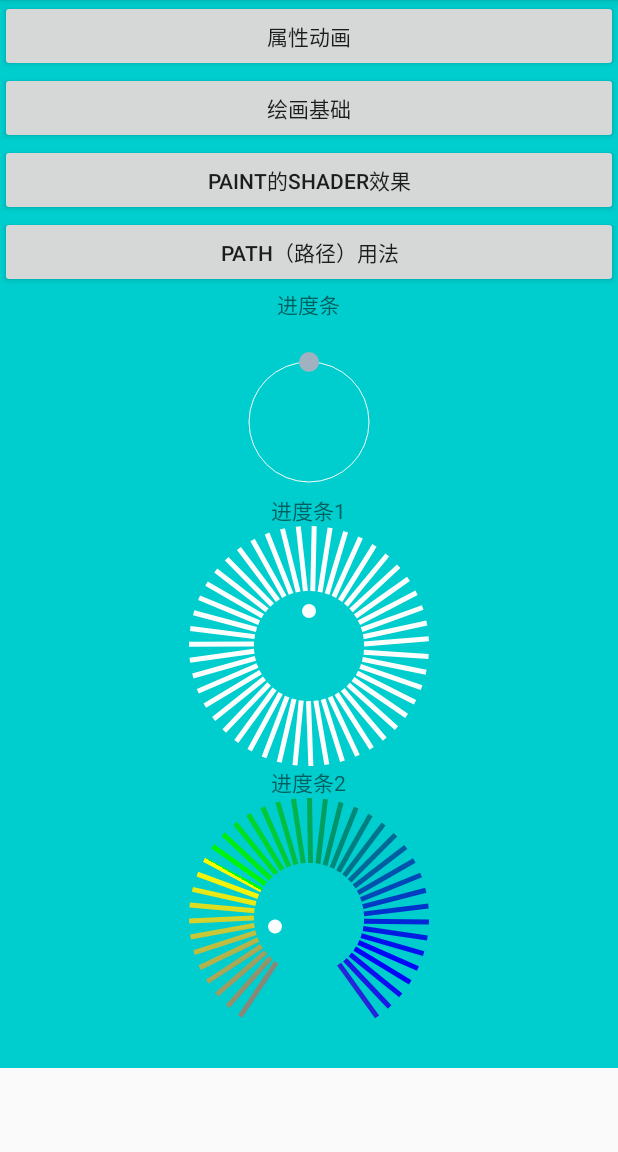
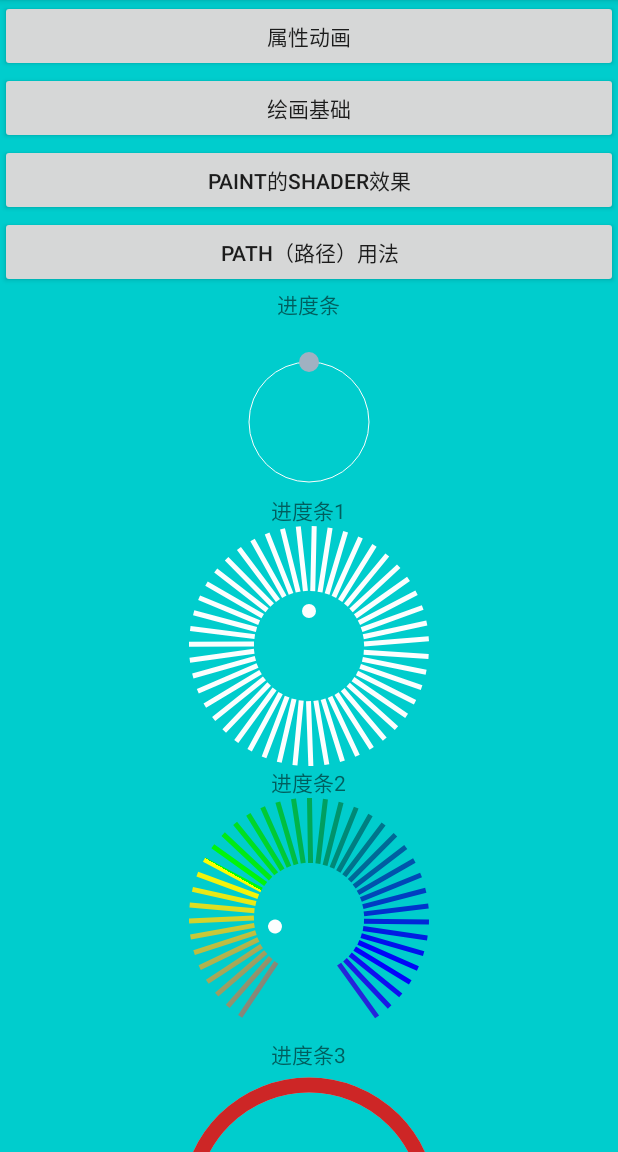
Before and after one commit to SunnyBoolean/EmuiWidgetProject, an Android app: the screen it shows after launch (MainActivity), on a phone screen of 412 x 824 dp, the part 84-1236 px from its top. Run offline under Robolectric (Android 15) with nearby library versions, the phone set to English and light mode, and no system bars.

Commit message:
新增加一个进度条ProgressV1View

```diff
--- a/app/src/main/res/layout/activity_main.xml
+++ b/app/src/main/res/layout/activity_main.xml
@@ -80,6 +80,19 @@
             app:s_titlecolor="#fcfefe"
             app:s_radio="80dp"
             app:s_titleradio="5dp" />
+        <TextView
+            android:layout_width="wrap_content"
+            android:layout_height="wrap_content"
+            android:layout_gravity="center_horizontal"
+            android:text="进度条3" />
+        <com.geo.widget.ProgressV1View
+            android:layout_gravity="center_horizontal"
+            app:pv1_color="#C7C7C7"
+            app:pv1_titlecolor="#CD2626"
+            app:pv1_radio="80dp"
+            app:pv1_titleradio="10dp"
+            android:layout_width="wrap_content"
+            android:layout_height="wrap_content"/>
 
     </LinearLayout>
 </ScrollView>
--- /dev/null
+++ b/lib-view/src/main/java/com/geo/widget/ProgressV1View.java
@@ -0,0 +1,150 @@
+package com.geo.widget;
+
+import android.animation.TypeEvaluator;
+import android.animation.ValueAnimator;
+import android.content.Context;
+import android.content.res.TypedArray;
+import android.graphics.Canvas;
+import android.graphics.Color;
+import android.graphics.Paint;
+import android.graphics.RectF;
+import android.util.AttributeSet;
+import android.view.View;
+
+import com.geostar.liwei.lib_view.R;
+
+import static android.animation.ValueAnimator.AnimatorUpdateListener;
+
+/**
+ * Created by liwei on 2017/5/29.
+ * 进度条样式1
+ */
+
+public class ProgressV1View extends View {
+    //背景框画笔
+    Paint mPaint;
+    //进度条画笔画笔
+    Paint mTitlePaint;
+    CirclePoint currentPoint;
+    //进度条半径，默认是120
+    private int mRadio = 120;
+    //进度条颜色
+    private int mColor = Color.GREEN;
+    //画笔宽度
+    private int mPaintWidth = 20;
+    //小球颜色
+    private int mTitleColor = Color.BLACK;
+
+    public ProgressV1View(Context context) {
+        super(context);
+        initPaint();
+    }
+
+    public ProgressV1View(Context context, AttributeSet attrs) {
+        super(context, attrs);
+        initArrt(context, attrs, 0);
+        initPaint();
+    }
+
+    public ProgressV1View(Context context, AttributeSet attrs, int defStyleAttr) {
+        super(context, attrs, defStyleAttr);
+        initArrt(context, attrs, defStyleAttr);
+        initPaint();
+    }
+
+    private void initArrt(Context context, AttributeSet attrs, int defStyle) {
+        TypedArray a = context.obtainStyledAttributes(attrs,
+                R.styleable.ProgressV1View, defStyle, 0);
+        mRadio = (int) a.getDimension(R.styleable.ProgressV1View_pv1_radio, mRadio);// 半径
+        mColor = (int) a.getColor(
+                R.styleable.ProgressV1View_pv1_color, Color.parseColor("#FF78909C"));// 背景色
+        mPaintWidth = (int) a.getDimension(R.styleable.ProgressV1View_pv1_titleradio, mRadio);//半径
+        mTitleColor = (int) a.getColor(
+                R.styleable.ProgressV1View_pv1_titlecolor, Color.parseColor("#FF78909C"));// 进度条颜色
+        a.recycle();
+    }
+
+    private void initPaint() {
+        mPaint = new Paint();
+        mPaint.setAntiAlias(true);
+        mPaint.setStyle(Paint.Style.STROKE);
+        mPaint.setColor(mColor);
+        mPaint.setStrokeWidth(mPaintWidth);
+
+        mTitlePaint = new Paint();
+        mTitlePaint.setAntiAlias(true);
+        mTitlePaint.setStyle(Paint.Style.STROKE);
+        mTitlePaint.setColor(mTitleColor);
+        mTitlePaint.setStrokeWidth(mPaintWidth);
+        initAnimation();
+    }
+
+    private void initAnimation() {
+        final ValueAnimator animator = ValueAnimator.ofObject(new TypeEvaluator() {
+            @Override
+            public Object evaluate(float fraction, Object startValue, Object endValue) {
+                CirclePoint start = (CirclePoint) startValue;
+                CirclePoint end = (CirclePoint) endValue;
+                float startAngle = start.angle;
+                float endAngle = end.angle;
+                float currentAngle = startAngle + (endAngle - startAngle) * fraction;
+                return new CirclePoint(currentAngle);
+            }
+        }, new CirclePoint(0), new CirclePoint(360));
+
+        animator.addUpdateListener(new AnimatorUpdateListener() {
+            @Override
+            public void onAnimationUpdate(ValueAnimator valueAnimator) {
+                currentPoint = (CirclePoint) valueAnimator.getAnimatedValue();
+                invalidate();
+            }
+        });
+
+        animator.setRepeatCount(-1);//无限重复
+        animator.setDuration(1200);
+        animator.start();
+    }
+
+    @Override
+    protected void onDraw(Canvas canvas) {
+        super.onDraw(canvas);
+        int x = getMeasuredWidth() / 2;
+        int y = getMeasuredHeight() / 2;
+        canvas.drawCircle(x, y, mRadio, mPaint);
+        RectF rect = new RectF(mPaintWidth,mPaintWidth,x*2-mPaintWidth,y*2-mPaintWidth);
+        canvas.drawArc(rect,currentPoint.angle,currentPoint.angle,false,mTitlePaint);
+    }
+
+    private class CirclePoint {
+        float angle;
+
+        public CirclePoint(float angle) {
+            this.angle = angle;
+        }
+    }
+
+    @Override
+    protected void onMeasure(int widthMeasureSpec, int heightMeasureSpec) {
+        int widthMode = MeasureSpec.getMode(widthMeasureSpec);
+        int widthSize = MeasureSpec.getSize(widthMeasureSpec);
+        int heightMode = MeasureSpec.getMode(heightMeasureSpec);
+        int heightSize = MeasureSpec.getSize(heightMeasureSpec);
+        int width;
+        int height;
+        if (widthMode == MeasureSpec.EXACTLY) {
+            width = widthSize;
+        } else {
+            int desired = (int) (getPaddingLeft() + getPaddingRight()) + mRadio * 2 + mPaintWidth * 2;
+            width = desired;
+        }
+
+        if (heightMode == MeasureSpec.EXACTLY) {
+            height = heightSize;
+        } else {
+            int desired = (int) (getPaddingTop() + mRadio * 2 + getPaddingBottom()) + mPaintWidth * 2;
+            height = desired;
+        }
+
+        setMeasuredDimension(width, height);
+    }
+}
--- a/lib-view/src/main/res/values/attrs.xml
+++ b/lib-view/src/main/res/values/attrs.xml
@@ -28,4 +28,15 @@
         <attr name="isgradlint" format="boolean"></attr>
     </declare-styleable>
 
+    <declare-styleable name="ProgressV1View">
+        <!-- 进度条半径 -->
+        <attr name="pv1_radio" format="dimension" />
+        <!-- 进度条颜色 -->
+        <attr name="pv1_color" format="reference|color" />
+        <!-- 圆环宽度 -->
+        <attr name="pv1_titleradio" format="dimension" />
+        <!-- 进度条颜色 -->
+        <attr name="pv1_titlecolor" format="reference|color" />
+    </declare-styleable>
+
 </resources>
```
